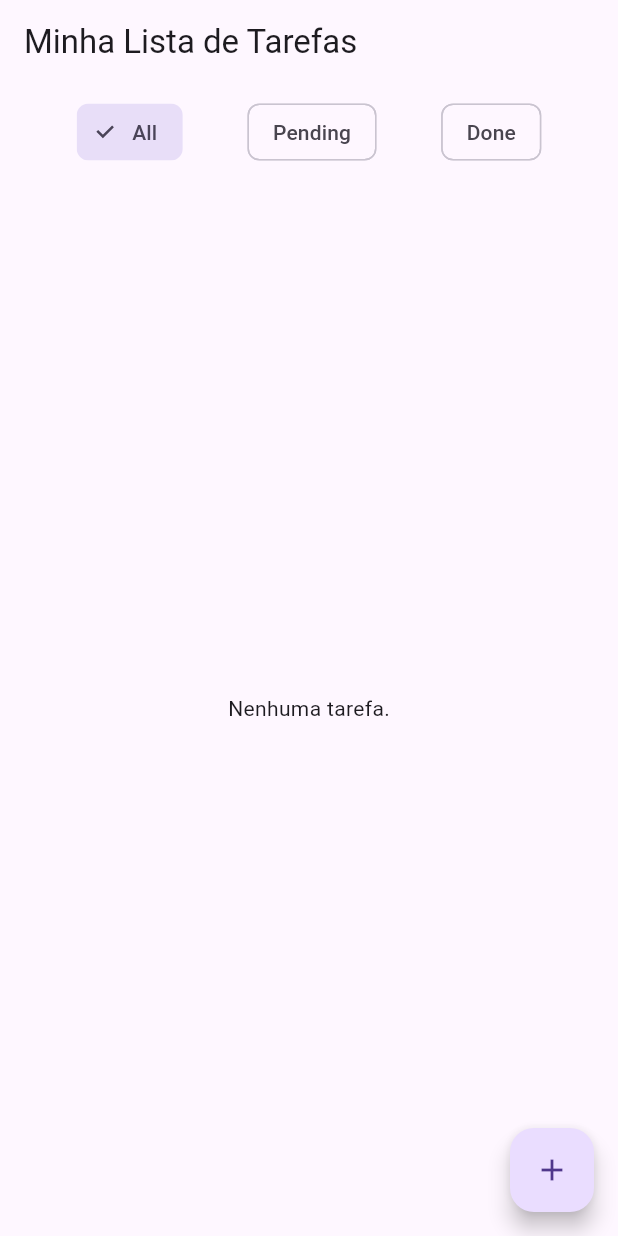
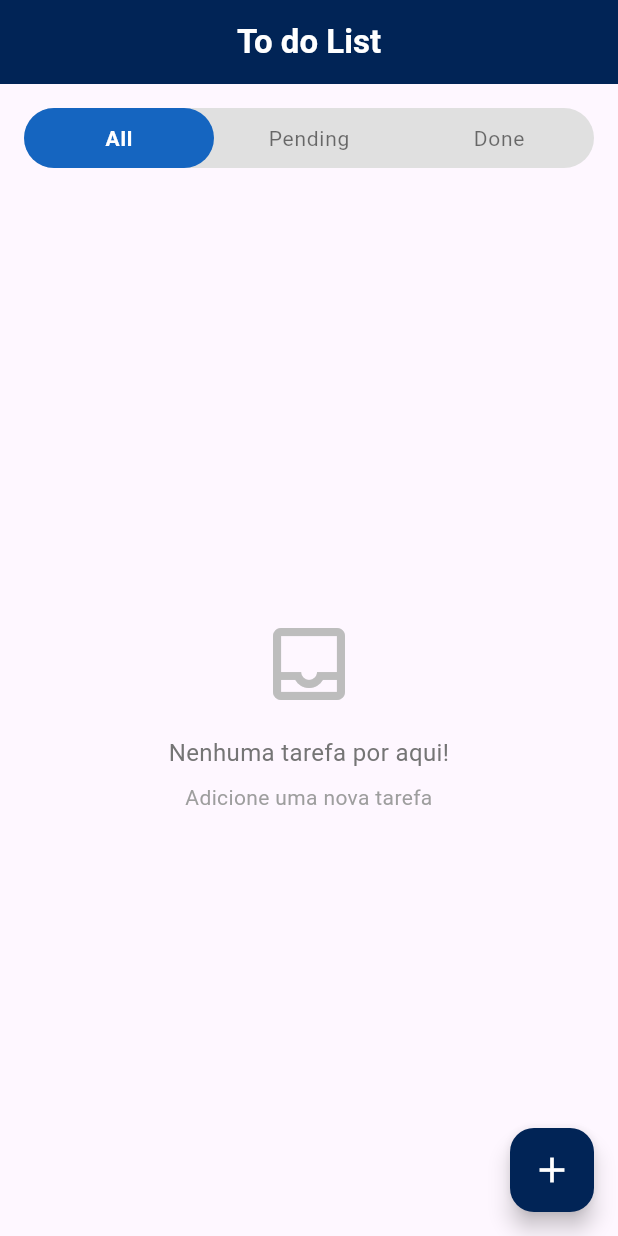
Before and after one commit to EduardoGhost/to_do_list_app, a Flutter app: the screen it shows after launch, on a phone screen of 412 x 824 dp. Run offline on Flutter 3.47's test engine with Material 3 defaults, Android fonts, the phone set to English and light mode, and no system bars; our stand-ins replace equatable, flutter_bloc, get_it, shared_preferences.

Commit message:
add widgets and update todo_page

```diff
--- a/lib/features/presentation/pages/todo_page.dart
+++ b/lib/features/presentation/pages/todo_page.dart
@@ -2,6 +2,10 @@ import 'package:flutter/material.dart';
 import 'package:flutter_bloc/flutter_bloc.dart';
 import '../../domain/entities/todo_filter.dart';
 import '../bloc/todo_bloc.dart';
+import '../widgets/todo_app_bar.dart';
+import '../widgets/filter_bar.dart';
+import '../widgets/empty_widget.dart';
+import '../widgets/item_widget.dart';
 
 class TodoPage extends StatelessWidget {
   const TodoPage({super.key});
@@ -9,83 +13,68 @@ class TodoPage extends StatelessWidget {
   @override
   Widget build(BuildContext context) {
     return Scaffold(
-      appBar: AppBar(title: const Text('Minha Lista de Tarefas')),
+      appBar: const TodoAppBar(title: 'To do List'),
       body: BlocBuilder<TodoBloc, TodoState>(
         builder: (context, state) {
-          final filteredTodos =
-          context.read<TodoBloc>().applyFilter(state.todos, state.filter);
+          final bloc = context.read<TodoBloc>();
+          final filteredTodos = bloc.applyFilter(state.todos, state.filter);
 
           return Column(
             children: [
-              // --- bar ---
               Padding(
-                padding: const EdgeInsets.all(8.0),
-                child: Row(
-                  mainAxisAlignment: MainAxisAlignment.spaceEvenly,
-                  children: [
-                    FilterChip(
-                      label: const Text('All'),
-                      selected: state.filter == TodoFilter.all,
-                      onSelected: (_) => context
-                          .read<TodoBloc>()
-                          .add(ChangeFilterEvent(TodoFilter.all)),
-                    ),
-                    FilterChip(
-                      label: const Text('Pending'),
-                      selected: state.filter == TodoFilter.pending,
-                      onSelected: (_) => context
-                          .read<TodoBloc>()
-                          .add(ChangeFilterEvent(TodoFilter.pending)),
-                    ),
-                    FilterChip(
-                      label: const Text('Done'),
-                      selected: state.filter == TodoFilter.done,
-                      onSelected: (_) => context
-                          .read<TodoBloc>()
-                          .add(ChangeFilterEvent(TodoFilter.done)),
-                    ),
-                  ],
+                padding: const EdgeInsets.symmetric(vertical: 8),
+                child: FilterBar(
+                  filter: state.filter,
+                  onFilterChanged: (filter) =>
+                      bloc.add(ChangeFilterEvent(filter)),
                 ),
               ),
 
-              // --- Lista de tarefas ---
-              if (state.isLoading)
-                const Expanded(
-                  child: Center(child: CircularProgressIndicator()),
-                )
-              else if (filteredTodos.isEmpty)
-                const Expanded(
-                  child: Center(child: Text('Nenhuma tarefa.')),
-                )
-              else
               Expanded(
-                  child: ListView.builder(
+                child: Builder(
+                  builder: (context) {
+                    if (state.isLoading) {
+                      return const Center(
+                        child: CircularProgressIndicator(),
+                      );
+                    }
+
+                    if (state.errorMessage != null) {
+                      return Center(
+                        child: Text(
+                          state.errorMessage!,
+                          style: const TextStyle(color: Colors.red),
+                        ),
+                      );
+                    }
+
+                    if (filteredTodos.isEmpty) {
+                      String message;
+                      switch (state.filter) {
+                        case TodoFilter.pending:
+                          message = 'Você não tem tarefas pendentes!';
+                          break;
+                        case TodoFilter.done:
+                          message = 'Nenhuma tarefa concluída ainda.';
+                          break;
+                        default:
+                          message = 'Nenhuma tarefa por aqui!';
+                      }
+
+                      return EmptyWidget(message: message);
+                    }
+
+                    return ListView.builder(
                       itemCount: filteredTodos.length,
                       itemBuilder: (context, index) {
                         final todo = filteredTodos[index];
-                      return ListTile(
-                        leading: Checkbox(
-                          value: todo.isDone,
-                          onChanged: (_) {
-                            context.read<TodoBloc>().add(
-                              ToggleTodoStatusEvent(todo),
+                        return ItemWidget(
+                          todo: todo,
+                          onToggle: () =>
+                              bloc.add(ToggleTodoStatusEvent(todo)),
+                          onDelete: () => bloc.add(DeleteTodoEvent(todo.id)),
                         );
                       },
-                        ),
-                        title: Text(
-                          todo.title,
-                          style: TextStyle(
-                            decoration: todo.isDone
-                                ? TextDecoration.lineThrough
-                                : TextDecoration.none,
-                          ),
-                        ),
-                        trailing: IconButton(
-                          icon: const Icon(Icons.delete),
-                          onPressed: () => context
-                              .read<TodoBloc>()
-                              .add(DeleteTodoEvent(todo.id)),
-                        ),
                     );
                   },
                 ),
@@ -94,7 +83,11 @@ class TodoPage extends StatelessWidget {
           );
         },
       ),
+
       floatingActionButton: FloatingActionButton(
+        backgroundColor: const Color(0xFF012456),
+        foregroundColor: Colors.white,
+        child: const Icon(Icons.add, size: 28),
         onPressed: () async {
           final controller = TextEditingController();
           final result = await showDialog<String>(
@@ -103,7 +96,8 @@ class TodoPage extends StatelessWidget {
               title: const Text('Nova Tarefa'),
               content: TextField(
                 controller: controller,
-                decoration: const InputDecoration(hintText: 'Digite o nome da tarefa'),
+                decoration:
+                const InputDecoration(hintText: 'Digite o nome da tarefa'),
               ),
               actions: [
                 TextButton(
@@ -111,6 +105,10 @@ class TodoPage extends StatelessWidget {
                   child: const Text('Cancelar'),
                 ),
                 ElevatedButton(
+                  style: ElevatedButton.styleFrom(
+                    backgroundColor: const Color(0xFF012456),
+                    foregroundColor: Colors.white,
+                  ),
                   onPressed: () => Navigator.pop(context, controller.text),
                   child: const Text('Adicionar'),
                 ),
@@ -122,7 +120,6 @@ class TodoPage extends StatelessWidget {
             context.read<TodoBloc>().add(AddTodoEvent(result));
           }
         },
-        child: const Icon(Icons.add),
       ),
     );
   }
--- /dev/null
+++ b/lib/features/presentation/widgets/empty_widget.dart
@@ -0,0 +1,47 @@
+import 'package:flutter/material.dart';
+
+class EmptyWidget extends StatelessWidget {
+  final String? message;
+
+  const EmptyWidget({
+    super.key,
+    this.message,
+  });
+
+  @override
+  Widget build(BuildContext context) {
+    return Center(
+      child: Padding(
+        padding: const EdgeInsets.all(24.0),
+        child: Column(
+          mainAxisSize: MainAxisSize.min,
+          children: [
+            Icon(
+              Icons.inbox_outlined,
+              size: 64,
+              color: Colors.grey.shade400,
+            ),
+            const SizedBox(height: 16),
+            Text(
+              message ?? 'Nenhuma tarefa!',
+              style: TextStyle(
+                fontSize: 16,
+                color: Colors.grey.shade600,
+              ),
+              textAlign: TextAlign.center,
+            ),
+            const SizedBox(height: 8),
+            Text(
+              'Adicione uma nova tarefa',
+              style: TextStyle(
+                fontSize: 14,
+                color: Colors.grey.shade500,
+              ),
+              textAlign: TextAlign.center,
+            ),
+          ],
+        ),
+      ),
+    );
+  }
+}
--- /dev/null
+++ b/lib/features/presentation/widgets/filter_bar.dart
@@ -0,0 +1,58 @@
+import 'package:flutter/material.dart';
+import '../../domain/entities/todo_filter.dart';
+
+class FilterBar extends StatelessWidget {
+  final TodoFilter filter;
+  final ValueChanged<TodoFilter> onFilterChanged;
+
+  const FilterBar({
+    super.key,
+    required this.filter,
+    required this.onFilterChanged,
+  });
+
+  @override
+  Widget build(BuildContext context) {
+    return Container(
+      height: 40,
+      margin: const EdgeInsets.symmetric(horizontal: 16, vertical: 8),
+      decoration: BoxDecoration(
+        color: Colors.grey.shade300,
+        borderRadius: BorderRadius.circular(20),
+      ),
+      child: Row(
+        children: [
+          _buildSegment('All', TodoFilter.all),
+          _buildSegment('Pending', TodoFilter.pending),
+          _buildSegment('Done', TodoFilter.done),
+        ],
+      ),
+    );
+  }
+
+  Widget _buildSegment(String label, TodoFilter value) {
+    final bool isSelected = filter == value;
+
+    return Expanded(
+      child: GestureDetector(
+        onTap: () => onFilterChanged(value),
+        child: AnimatedContainer(
+          duration: const Duration(milliseconds: 200),
+          alignment: Alignment.center,
+          decoration: BoxDecoration(
+            color: isSelected ? const Color(0xFF1565C0) : Colors.transparent,
+            borderRadius: BorderRadius.circular(20),
+          ),
+          child: Text(
+            label,
+            style: TextStyle(
+              color: isSelected ? Colors.white : Colors.black54,
+              fontWeight: isSelected ? FontWeight.bold : FontWeight.normal,
+              letterSpacing: 0.5,
+            ),
+          ),
+        ),
+      ),
+    );
+  }
+}
--- /dev/null
+++ b/lib/features/presentation/widgets/item_widget.dart
@@ -0,0 +1,54 @@
+import 'package:flutter/material.dart';
+import '../../domain/entities/todo_entity.dart';
+
+class ItemWidget extends StatelessWidget {
+  final TodoEntity todo;
+  final VoidCallback onToggle;
+  final VoidCallback onDelete;
+
+  const ItemWidget({
+    super.key,
+    required this.todo,
+    required this.onToggle,
+    required this.onDelete,
+  });
+
+  @override
+  Widget build(BuildContext context) {
+    return Column(
+      children: [
+        ListTile(
+          leading: Checkbox(
+            value: todo.isDone,
+            onChanged: (_) => onToggle(),
+            checkColor: Colors.white,
+            activeColor: const Color(0xFF1565C0),
+          ),
+          title: Text(
+            todo.title,
+            style: TextStyle(
+              fontSize: 16,
+              decoration: todo.isDone
+                  ? TextDecoration.lineThrough
+                  : TextDecoration.none,
+              color: todo.isDone ? Colors.grey : Colors.black87,
+            ),
+          ),
+          trailing: IconButton(
+            icon: const Icon(Icons.delete, color: Colors.redAccent),
+            onPressed: onDelete,
+          ),
+        ),
+        const Padding(
+          padding: EdgeInsets.only(left: 60),
+          child: Divider(
+            height: 1,
+            thickness: 0.8,
+            color: Colors.grey,
+            endIndent: 16,
+          ),
+        ),
+      ],
+    );
+  }
+}
--- /dev/null
+++ b/lib/features/presentation/widgets/todo_app_bar.dart
@@ -0,0 +1,30 @@
+import 'package:flutter/material.dart';
+
+class TodoAppBar extends StatelessWidget implements PreferredSizeWidget {
+  final String title;
+  final Color backgroundColor;
+
+  const TodoAppBar({
+    super.key,
+    required this.title,
+    this.backgroundColor = const Color(0xFF012456),
+  });
+
+  @override
+  Widget build(BuildContext context) {
+    return AppBar(
+      backgroundColor: backgroundColor,
+      centerTitle: true,
+      title: Text(
+        title,
+        style: const TextStyle(
+          color: Colors.white,
+          fontWeight: FontWeight.bold,
+        ),
+      ),
+    );
+  }
+
+  @override
+  Size get preferredSize => const Size.fromHeight(kToolbarHeight);
+}
```
Lines whose indentation alone changed are shown as unchanged.
